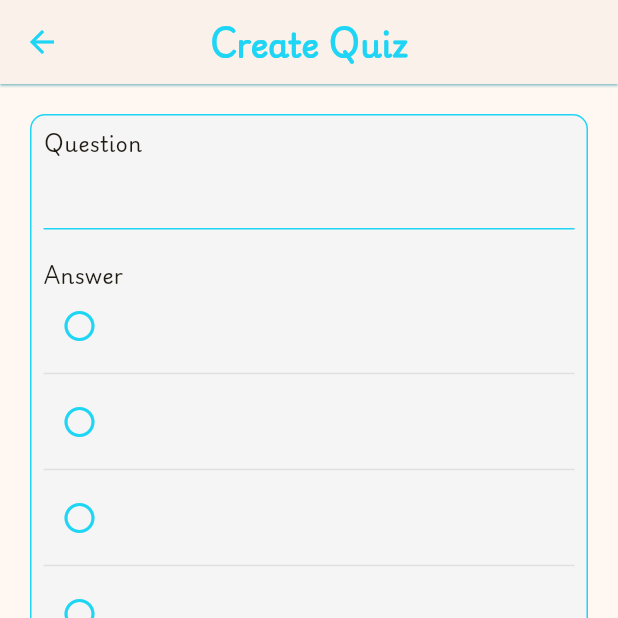
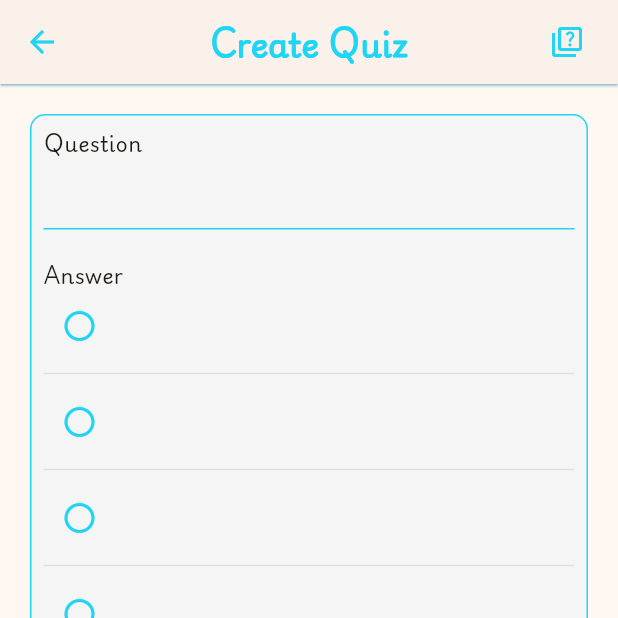
Before and after one commit to MinaYasser100/quiz-app, a Flutter app: the screen it shows after launch, after a tap on "Teacher", on a phone screen of 412 x 824 dp, the top half of it. Run offline on Flutter 3.47's test engine with Material 3 defaults, Android fonts, the phone set to English and light mode, and no system bars; our stand-ins replace cloud_firestore, firebase_core, flutter_bloc, hive, hive_flutter; accounts and stored records are empty.

Commit message:
store all quiz ids in hive

```diff
--- /dev/null
+++ b/lib/core/constant/constant.dart
@@ -0,0 +1 @@
+const String hiveQuizID = 'quizId';
--- a/lib/features/teacher/presentation/manager/add_new_question_cubit.dart
+++ b/lib/features/teacher/presentation/manager/add_new_question_cubit.dart
@@ -2,6 +2,7 @@ import 'package:cloud_firestore/cloud_firestore.dart';
 import 'package:flutter/material.dart';
 import 'package:flutter_bloc/flutter_bloc.dart';
 import 'package:quiz_app/features/teacher/presentation/view/func/copy_quiz_id_show_dialog.dart';
+import 'package:quiz_app/features/teacher/presentation/view/func/store_quiz_ids_in_hive.dart';
 import '../view/func/custom_error_create_answer_show_dialog.dart';
 import '../view/widgets/custom_question_widget.dart';
 
@@ -79,6 +80,7 @@ class AddNewQuestionCubit extends Cubit<AddNewQuestionStates> {
               .collection('questions')
               .add({'questions': questionData});
           String quizID = docRef.id;
+          await storeQuizIdsInHive(quizID);
           await copyQuizIdShowDialog(context, quizID);
         } catch (e) {
           errorScaffoldMessenger(context, e);
--- a/lib/features/teacher/presentation/view/func/teacher_app_bar.dart
+++ b/lib/features/teacher/presentation/view/func/teacher_app_bar.dart
@@ -13,5 +13,14 @@ AppBar teacherAppBar() {
     centerTitle: true,
     shadowColor: AppColor.secondColor,
     elevation: 0.7,
+    actions: [
+      Padding(
+        padding: const EdgeInsets.symmetric(horizontal: 10),
+        child: IconButton(
+          onPressed: () {},
+          icon: const Icon(Icons.quiz_outlined),
+        ),
+      ),
+    ],
   );
 }
--- a/lib/main.dart
+++ b/lib/main.dart
@@ -1,5 +1,8 @@
 import 'package:flutter/material.dart';
+import 'package:hive/hive.dart';
+import 'package:hive_flutter/adapters.dart';
 import 'package:quiz_app/core/constant/app_color.dart';
+import 'package:quiz_app/core/constant/constant.dart';
 import 'package:quiz_app/core/func/custom_text_selection_theme.dart';
 import 'package:quiz_app/core/styles/text_theme_method.dart';
 import 'package:quiz_app/features/splash/presentation/views/splash_view.dart';
@@ -8,7 +11,8 @@ import 'firebase_options.dart';
 
 void main() async {
   WidgetsFlutterBinding.ensureInitialized();
-
+  await Hive.initFlutter();
+  await Hive.openBox<List<String>>(hiveQuizID);
   await Firebase.initializeApp(
     options: DefaultFirebaseOptions.currentPlatform,
   );
--- a/pubspec.yaml
+++ b/pubspec.yaml
@@ -34,11 +34,16 @@ dependencies:
   flutter:
     sdk: flutter
   flutter_bloc: ^8.1.6
+  hive: ^2.2.3
+  hive_flutter: ^1.0.0
+
 
 dev_dependencies:
   flutter_lints: ^3.0.0
   flutter_test:
     sdk: flutter
+  hive_generator: ^1.0.0
+  build_runner: ^2.0.0
 
 # For information on the generic Dart part of this file, see the
 # following page: https://dart.dev/tools/pub/pubspec
```
Also changed, not shown: pubspec.lock, 1 other file.
